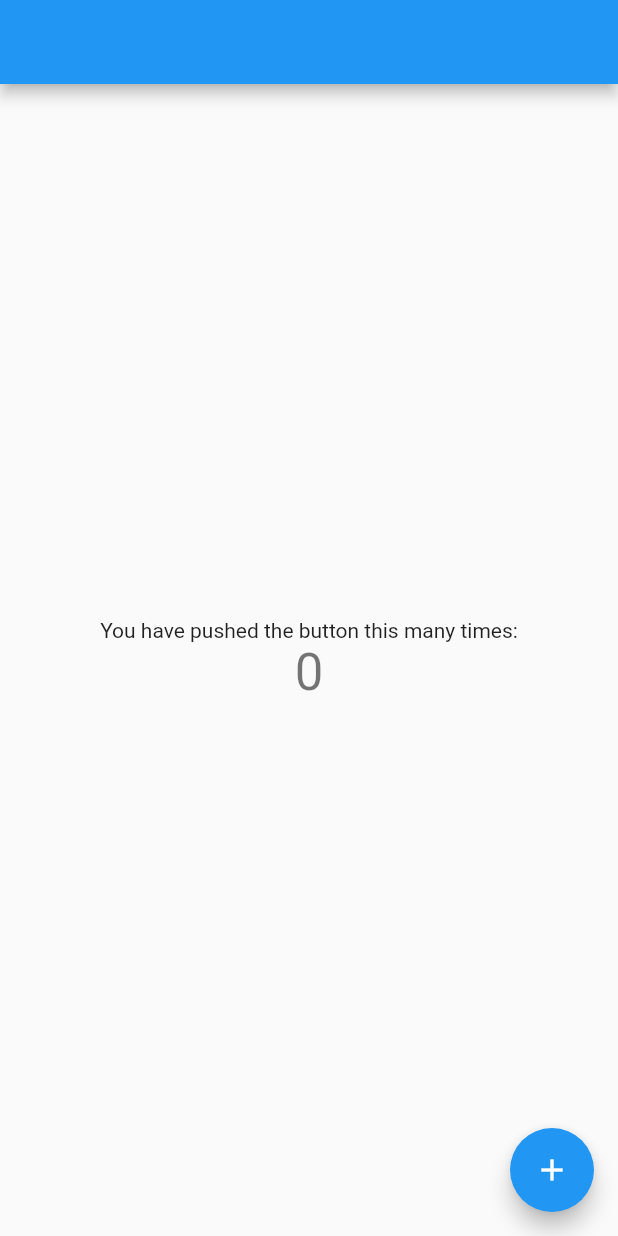
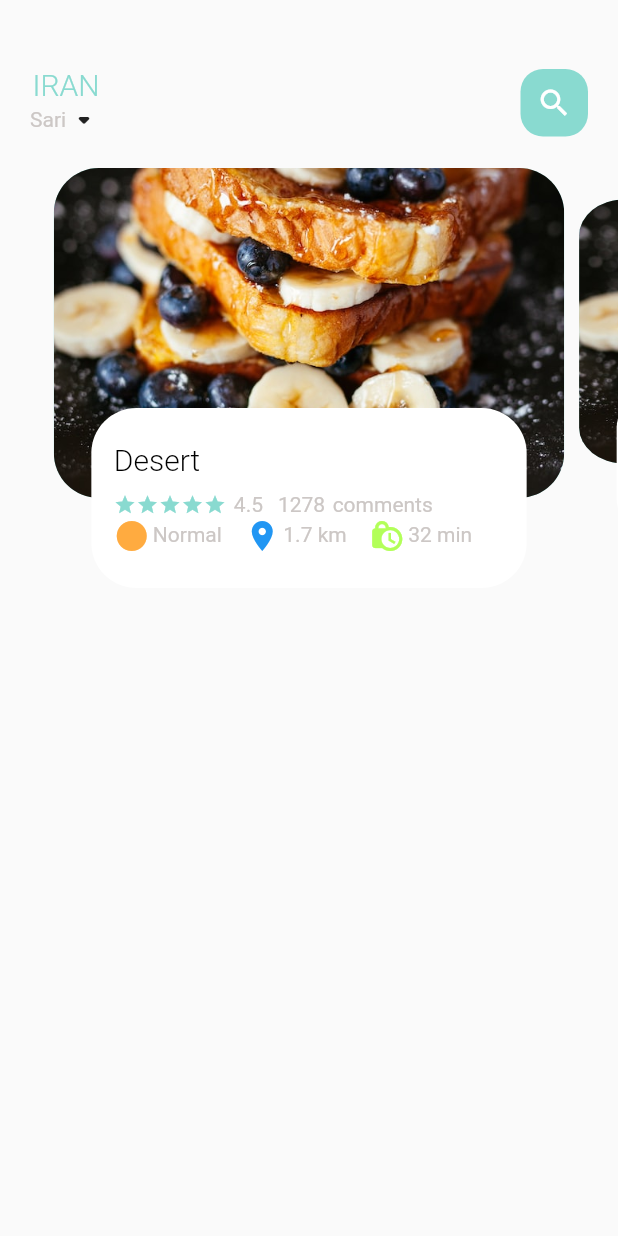
Before and after one commit to amirhzare/flutter-projects, a Flutter app: the screen it shows after launch, on a phone screen of 412 x 824 dp. Run offline on Flutter 3.47's test engine with Material 2 defaults, Android fonts, the phone set to English and light mode, and no system bars.

Commit message:
complete main page Pageview

```diff
--- /dev/null
+++ b/lib/home/food_page_body.dart
@@ -0,0 +1,97 @@
+import 'package:flutter/material.dart';
+import 'package:food_delivery/utils/colors.dart';
+import 'package:food_delivery/widgets/big_text.dart';
+import 'package:food_delivery/widgets/small_text.dart';
+
+import '../widgets/icon_and_text_widget.dart';
+
+class FoodPageBody extends StatefulWidget {
+  const FoodPageBody({Key? key}) : super(key: key);
+
+  @override
+  State<FoodPageBody> createState() => _FoodPageBodyState();
+}
+
+class _FoodPageBodyState extends State<FoodPageBody> {
+  PageController pageController = PageController(viewportFraction: 0.85);
+  var _currPageValue = 0.0;
+  var _scaleFactor = 0.8;
+  double _height =220;
+  @override
+  void initState(){
+    super.initState();
+    pageController.addListener(() {setState(() {
+      _currPageValue = pageController.page!;
+      // print(_currPageValue.toString());
+    });});
+  }
+  @override
+  void dispose(){
+    pageController.dispose();
+  }
+  Widget build(BuildContext context) {
+    return Container(
+        height: 300,
+        decoration: const BoxDecoration(),
+        padding: const EdgeInsets.all(0),
+        child: PageView.builder(
+         controller: pageController,
+        itemCount: 5,
+        itemBuilder: (context, position){
+          return _buildPageItem(position);
+        }),);
+  }
+  Widget _buildPageItem(int index){
+    Matrix4 matrix = Matrix4.identity();
+    if (index == _currPageValue.floor()){
+        var currScale = 1-(_currPageValue-index)*(1-_scaleFactor);
+        var currTrans = _height*(1-currScale)/2;
+        matrix = Matrix4.diagonal3Values(1, currScale, 1)..setTranslationRaw(0, currTrans,  0);
+    }else if(index == _currPageValue.floor()+1){
+      var currScale = _scaleFactor+(_currPageValue-index+1)*(1-_scaleFactor);
+      var currTrans = _height*(1-currScale)/2;
+      matrix = Matrix4.diagonal3Values(1, currScale, 1)..setTranslationRaw(0, currTrans,  0);
+    }
+    else if(index == _currPageValue.floor()-1){
+      var currScale = 1-(_currPageValue-index)*(1-_scaleFactor);
+      // print('$currScale index:$index _currPageValue:$_currPageValue');
+      print('$currScale index:$index _currPageValue:$_currPageValue');
+      var currTrans = _height*(1-currScale)/2;
+      matrix = Matrix4.diagonal3Values(1, currScale, 1)..setTranslationRaw(0, currTrans,  0);
+    }else {
+      var currScale=0.8;
+      var currTrans = _height*(1-currScale)/2;
+      matrix = Matrix4.diagonal3Values(1, currScale, 1)..setTranslationRaw(0, currTrans,  0);
+    }
+    return Transform(transform: matrix, child:   Stack(children: [
+      Container(height: 220, margin: const EdgeInsets.all(5),decoration: BoxDecoration(borderRadius: BorderRadius.circular(30),color: const Color(0xFF89DAD0),image: const DecorationImage(image: AssetImage("assets/images/food_1.jpg"), fit: BoxFit.fitWidth)),),
+      Align(alignment: Alignment.bottomCenter,
+        child: Container(height: 120,margin: const EdgeInsets.only(right: 30, left: 30, bottom: 15),decoration: BoxDecoration(borderRadius: BorderRadius.circular(30),color: const Color(0xFFFFFFFF),),
+          child: Container(padding: const EdgeInsets.all(15.0),
+            child: Column(crossAxisAlignment: CrossAxisAlignment.start, mainAxisAlignment: MainAxisAlignment.center,children: [
+              BigText(text: "Desert"),
+              const SizedBox(height: 10),
+              Row(children: [
+                Wrap(children: List.generate(5, (index) => Icon(Icons.star, color: AppColors.mainColor,size: 15,)),),
+                const SizedBox(width: 5,),
+                SmallText(text: "4.5"),
+                const SizedBox(width: 10,),
+                SmallText(text: "1278"),
+                const SizedBox(width: 5,),
+                SmallText(text: "comments")
+              ],),
+              Row( children: const [IconAndText(iconData: Icons.circle_sharp, text: "Normal", color: Colors.orangeAccent,),
+                SizedBox(width: 15,),
+                IconAndText(iconData: Icons.location_on, text: "1.7 km", color: Colors.blue,),
+                SizedBox(width: 15,),
+                IconAndText(iconData: Icons.lock_clock, text: "32 min", color: Colors.lightGreenAccent,),
+              ],),
+
+
+            ],),) ,)
+        ,)
+
+
+    ],) ,);
+   }
+}
--- /dev/null
+++ b/lib/home/main_food_page.dart
@@ -0,0 +1,40 @@
+import 'package:flutter/cupertino.dart';
+import 'package:flutter/material.dart';
+import 'package:food_delivery/home/food_page_body.dart';
+import 'package:food_delivery/widgets/big_text.dart';
+import 'package:food_delivery/widgets/small_text.dart';
+
+import '../utils/colors.dart';
+
+class MainFoodPage extends StatefulWidget {
+  const MainFoodPage({Key? key}) : super(key: key);
+
+  @override
+  State<MainFoodPage> createState() => _MainFoodPageState();
+}
+
+class _MainFoodPageState extends State<MainFoodPage> {
+  @override
+  Widget build(BuildContext context) {
+    return Scaffold(body: Column(children: [
+    Container(
+      margin: const EdgeInsets.only(top: 45, bottom: 15),
+      padding: const EdgeInsets.only(left: 20, right: 20),
+      child:
+      Row(mainAxisAlignment: MainAxisAlignment.spaceBetween,
+      children: [
+        Column(children: [
+          BigText(color: AppColors.mainColor, text: "IRAN"),
+          Row(children: [SmallText(text: "Sari"), const Icon(Icons.arrow_drop_down_rounded)],),],),
+        Container(
+        width: 45,
+        height: 45,
+        decoration: BoxDecoration(
+        borderRadius: BorderRadius.circular(15) ,
+        color: AppColors.mainColor,),
+        child: const Center(child: Icon(Icons.search, color: Colors.white,),),)
+        ],),),
+      const FoodPageBody()
+    ],));
+  }
+}
--- a/lib/main.dart
+++ b/lib/main.dart
@@ -1,4 +1,5 @@
 import 'package:flutter/material.dart';
+import 'package:food_delivery/home/main_food_page.dart';
 
 void main() {
   runApp(const MyApp());
@@ -25,7 +26,7 @@ class MyApp extends StatelessWidget {
         // is not restarted.
         primarySwatch: Colors.blue,
       ),
-      home: const MyHomePage(title: ""),
+      home: const MainFoodPage(),
     );
   }
 }
--- a/lib/utils/colors.dart
+++ b/lib/utils/colors.dart
@@ -3,4 +3,9 @@ import 'package:flutter/material.dart';
 class AppColors{
   static final Color textColor = const Color(0xFFCCC7C5);
   static final Color mainColor = const Color(0xFF89DAD0);
+
+  static final Color iconColor1 = const Color(0xFFFFD28D);
+  static final Color iconColor2 = const Color(0XFFFCAB88);
+
+
 }
--- /dev/null
+++ b/lib/widgets/big_text.dart
@@ -0,0 +1,14 @@
+import 'package:flutter/cupertino.dart';
+
+class BigText extends StatelessWidget {
+  final Color? color;
+  final String text;
+  double size;
+  TextOverflow overFlow;
+  BigText({Key? key, this.color = const Color(0xFF000000), required this.text, this.overFlow=TextOverflow.ellipsis, this.size=20}) : super(key: key);
+
+  @override
+  Widget build(BuildContext context) {
+    return Text(text,overflow: overFlow,style: TextStyle(fontSize: size,color: color, fontFamily: 'Roboto', fontWeight: FontWeight.w300),);
+  }
+}
--- /dev/null
+++ b/lib/widgets/icon_and_text_widget.dart
@@ -0,0 +1,15 @@
+import 'package:flutter/cupertino.dart';
+import 'package:food_delivery/widgets/small_text.dart';
+import 'package:flutter/material.dart';
+
+class IconAndText extends StatelessWidget {
+  final IconData iconData;
+  final String text;
+  final Color color;
+  const IconAndText({Key? key , required this.iconData, required this.text, required this.color}) : super(key: key);
+
+  @override
+  Widget build(BuildContext context) {
+    return Row(children: [Icon(iconData,color: color,), SizedBox(width: 2,), SmallText(text: text)],);
+  }
+}
--- /dev/null
+++ b/lib/widgets/small_text.dart
@@ -0,0 +1,16 @@
+import 'package:flutter/cupertino.dart';
+import 'package:food_delivery/utils/colors.dart';
+
+class SmallText extends StatelessWidget {
+  final Color color;
+  final String text;
+  double size;
+  double height;
+  TextOverflow overFlow;
+  SmallText({Key? key, this.color=const Color(0xFFCCC7C5), required this.text, this.overFlow=TextOverflow.ellipsis, this.size=12, this.height=1.2}) : super(key: key);
+
+  @override
+  Widget build(BuildContext context) {
+    return Text(text,overflow: overFlow,maxLines: 1,style: TextStyle(color: color, fontFamily: 'Roboto', fontWeight: FontWeight.w400, height: height),);
+  }
+}
--- a/pubspec.yaml
+++ b/pubspec.yaml
@@ -58,9 +58,8 @@ flutter:
   uses-material-design: true
 
   # To add assets to your application, add an assets section, like this:
-  # assets:
-  #   - images/a_dot_burr.jpeg
-  #   - images/a_dot_ham.jpeg
+  assets:
+      - assets/images/
 
   # An image asset can refer to one or more resolution-specific "variants", see
   # https://flutter.dev/assets-and-images/#resolution-aware
```
Also changed, not shown: assets/images/food_0.jpg (added), assets/images/food_1.jpg (added).
